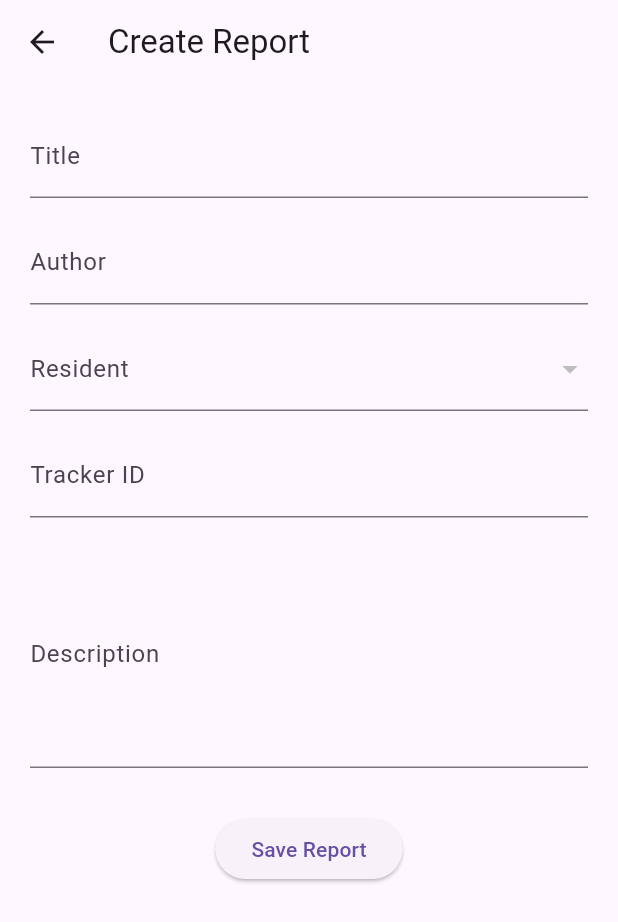
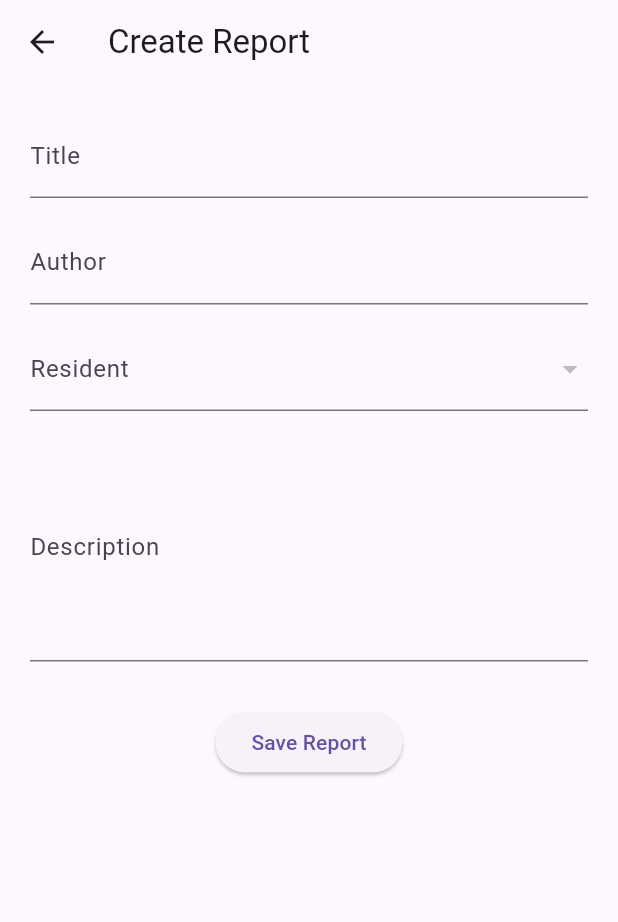
Before and after one commit to skgreve-arch/EksamensProjectElderTracker, a Flutter app: the CreateReportPage screen opened directly, on a phone screen of 412 x 824 dp. Shown: the top 922 px of the screen. Run offline on Flutter 3.47's test engine with Material 3 defaults, Android fonts, the phone set to English and light mode, and no system bars; our stand-ins replace flutter_map, latlong2; accounts and stored records are empty; network calls fail.

Commit message:
Removed tracker id from report

```diff
--- a/frontend_caretracker/lib/features/reporting/create_report_page.dart
+++ b/frontend_caretracker/lib/features/reporting/create_report_page.dart
@@ -15,7 +15,6 @@ class _CreateReportPageState extends State<CreateReportPage> {
   final responseTimeController = TextEditingController();
   final descriptionController = TextEditingController();
   final residentController = TextEditingController();
-  final trackerController = TextEditingController();
   final ApiService api = ApiService();
   List<dynamic> residents = [];
   dynamic selectedResident;
@@ -90,16 +89,6 @@ class _CreateReportPageState extends State<CreateReportPage> {
 
             const SizedBox(height: 15),
 
-            TextFormField(
-              initialValue:
-                  selectedResident?['tracker']?['Tracker_ID']?.toString() ?? '',
-
-              readOnly: true,
-
-              decoration: const InputDecoration(labelText: 'Tracker ID'),
-            ),
-            const SizedBox(height: 15),
-
             TextField(
               controller: descriptionController,
               maxLines: 5,
--- a/frontend_caretracker/lib/features/reporting/report_detail_page.dart
+++ b/frontend_caretracker/lib/features/reporting/report_detail_page.dart
@@ -44,10 +44,6 @@ class ReportDetailPage extends StatelessWidget {
 
             const SizedBox(height: 10),
 
-            Text("Tracker ID: ${report.trackerId}"),
-
-            const SizedBox(height: 10),
-
             Text(report.description),
           ],
         ),
--- a/frontend_caretracker/lib/features/reporting/reporting_page.dart
+++ b/frontend_caretracker/lib/features/reporting/reporting_page.dart
@@ -41,11 +41,6 @@ class _ReportingPageState extends State<ReportingPage> {
           residentName:
               item['resident']?['Name'] ?? '',
 
-          trackerId:
-              item['resident']?['Tracker_ID']
-                  ?.toString() ??
-              '',
-
           author:
               item['respondedBy']?['Name'] ?? '',
 
@@ -80,7 +75,6 @@ class _ReportingPageState extends State<ReportingPage> {
 
                   title: result["title"],
                   residentName: result["residentName"],
-                  trackerId: result["trackerId"],
                   author: result["author"],
                   description: result["description"],
 
--- a/frontend_caretracker/lib/shared/models/report.dart
+++ b/frontend_caretracker/lib/shared/models/report.dart
@@ -2,7 +2,6 @@ class Report {
   final String id;
   final String title;
   final String residentName;
-  final String trackerId;
   final String author;
   final String description;
   final DateTime createdAt;
@@ -11,7 +10,6 @@ class Report {
     required this.id,
     required this.title,
     required this.residentName,
-    required this.trackerId,
     required this.author,
     required this.description,
     required this.createdAt,
```
